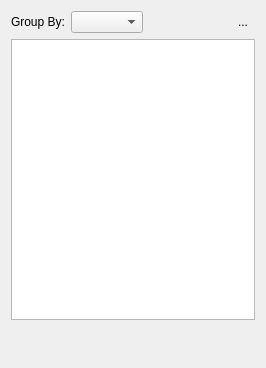
The window that plugins/TabManager/tabmanagerwidget.ui (QupZilla/qupzilla-plugins) describes before a commit, drawn with Qt 5.
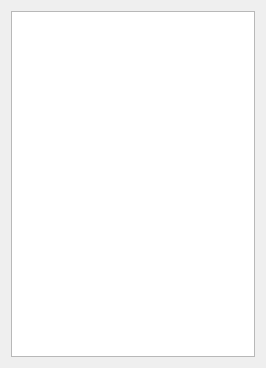
The same window after the commit. Icons and pictures are not drawn. Custom widgets are drawn as their Qt base class.

Commit message: [TabManager] Use context menu for all actions.

Patch:
```diff
--- a/plugins/TabManager/tabmanagerwidget.ui
+++ b/plugins/TabManager/tabmanagerwidget.ui
@@ -14,50 +14,6 @@
    <string>Tab Manager</string>
   </property>
   <layout class="QVBoxLayout" name="verticalLayout">
-   <item>
-    <layout class="QHBoxLayout" name="horizontalLayout">
-     <property name="topMargin">
-      <number>0</number>
-     </property>
-     <item>
-      <widget class="QLabel" name="labelGroup">
-       <property name="text">
-        <string>Group By:</string>
-       </property>
-      </widget>
-     </item>
-     <item>
-      <widget class="QComboBox" name="groupTypeComboBox"/>
-     </item>
-     <item>
-      <spacer name="horizontalSpacer">
-       <property name="orientation">
-        <enum>Qt::Horizontal</enum>
-       </property>
-       <property name="sizeHint" stdset="0">
-        <size>
-         <width>40</width>
-         <height>20</height>
-        </size>
-       </property>
-      </spacer>
-     </item>
-     <item>
-      <widget class="MacToolButton" name="sideBySide">
-       <property name="text">
-        <string>...</string>
-       </property>
-       <property name="icon">
-        <iconset resource="tabmanagerplugin.qrc">
-         <normaloff>:/tabmanager/data/side-by-side.png</normaloff>:/tabmanager/data/side-by-side.png</iconset>
-       </property>
-       <property name="autoRaise">
-        <bool>true</bool>
-       </property>
-      </widget>
-     </item>
-    </layout>
-   </item>
    <item>
     <widget class="QTreeWidget" name="treeWidget">
      <attribute name="headerVisible">
@@ -70,101 +26,8 @@
      </column>
     </widget>
    </item>
-   <item>
-    <layout class="QGridLayout" name="gridLayout">
-     <property name="spacing">
-      <number>0</number>
-     </property>
-     <item row="2" column="3">
-      <spacer name="horizontalSpacer_2">
-       <property name="orientation">
-        <enum>Qt::Horizontal</enum>
-       </property>
-       <property name="sizeHint" stdset="0">
-        <size>
-         <width>40</width>
-         <height>20</height>
-        </size>
-       </property>
-      </spacer>
-     </item>
-     <item row="2" column="2">
-      <widget class="MacToolButton" name="bookmarkSelection">
-       <property name="text">
-        <string/>
-       </property>
-       <property name="icon">
-        <iconset resource="tabmanagerplugin.qrc">
-         <normaloff>:/tabmanager/data/tab-bookmark.png</normaloff>:/tabmanager/data/tab-bookmark.png</iconset>
-       </property>
-       <property name="iconSize">
-        <size>
-         <width>24</width>
-         <height>24</height>
-        </size>
-       </property>
-       <property name="autoRaise">
-        <bool>true</bool>
-       </property>
-      </widget>
-     </item>
-     <item row="2" column="0">
-      <widget class="MacToolButton" name="closeSelection">
-       <property name="text">
-        <string/>
-       </property>
-       <property name="icon">
-        <iconset resource="tabmanagerplugin.qrc">
-         <normaloff>:/tabmanager/data/tab-close.png</normaloff>:/tabmanager/data/tab-close.png</iconset>
-       </property>
-       <property name="iconSize">
-        <size>
-         <width>24</width>
-         <height>24</height>
-        </size>
-       </property>
-       <property name="autoRaise">
-        <bool>true</bool>
-       </property>
-      </widget>
-     </item>
-     <item row="2" column="1">
-      <widget class="MacToolButton" name="detachSelection">
-       <property name="minimumSize">
-        <size>
-         <width>0</width>
-         <height>0</height>
-        </size>
-       </property>
-       <property name="text">
-        <string/>
-       </property>
-       <property name="icon">
-        <iconset resource="tabmanagerplugin.qrc">
-         <normaloff>:/tabmanager/data/tab-detach.png</normaloff>:/tabmanager/data/tab-detach.png</iconset>
-       </property>
-       <property name="iconSize">
-        <size>
-         <width>24</width>
-         <height>24</height>
-        </size>
-       </property>
-       <property name="autoRaise">
-        <bool>true</bool>
-       </property>
-      </widget>
-     </item>
-    </layout>
-   </item>
   </layout>
  </widget>
- <customwidgets>
-  <customwidget>
-   <class>MacToolButton</class>
-   <extends>QToolButton</extends>
-   <header>mactoolbutton.h</header>
-  </customwidget>
- </customwidgets>
  <tabstops>
   <tabstop>treeWidget</tabstop>
   <tabstop>groupTypeComboBox</tabstop>
```
Left out of the diff: 4 changed lines with no effect on the pictures. The commit also changes 2 other files.
